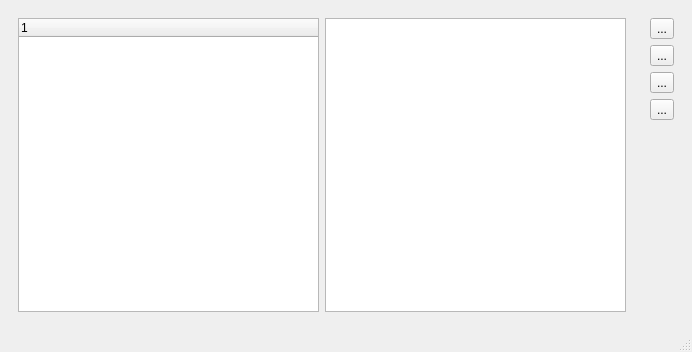
Qt form copya.ui (upupwrite/copya) before a commit.
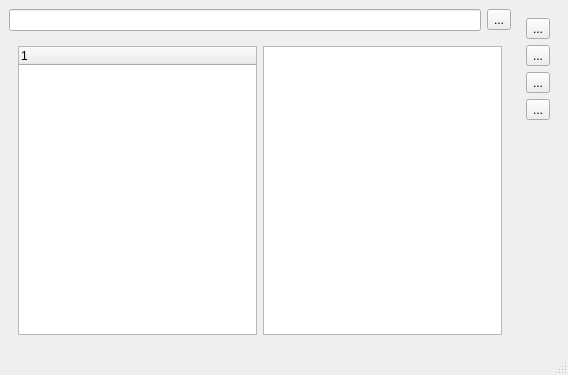
The same form after that commit.

Diff of the .ui file:
```diff
--- a/copya.ui
+++ b/copya.ui
@@ -6,8 +6,8 @@
    <rect>
     <x>0</x>
     <y>0</y>
-    <width>692</width>
-    <height>352</height>
+    <width>568</width>
+    <height>375</height>
    </rect>
   </property>
   <property name="windowTitle">
@@ -15,10 +15,10 @@
   </property>
   <widget class="QWidget" name="centralwidget">
    <layout class="QGridLayout" name="gridLayout_3">
-    <item row="0" column="0">
+    <item row="1" column="0" rowspan="2" colspan="2">
      <widget class="QWidget" name="widget_2" native="true">
       <layout class="QGridLayout" name="gridLayout_2">
-       <item row="0" column="0">
+       <item row="0" column="0" rowspan="2">
         <widget class="QTreeWidget" name="treeWidget">
          <column>
           <property name="text">
@@ -27,13 +27,23 @@
          </column>
         </widget>
        </item>
-       <item row="0" column="1">
+       <item row="0" column="1" rowspan="2">
         <widget class="QPlainTextEdit" name="plainTextEdit"/>
        </item>
       </layout>
      </widget>
     </item>
     <item row="0" column="1">
+     <widget class="QToolButton" name="searchButton">
+      <property name="text">
+       <string>...</string>
+      </property>
+     </widget>
+    </item>
+    <item row="0" column="0">
+     <widget class="QLineEdit" name="lineEdit"/>
+    </item>
+    <item row="0" column="2" rowspan="3">
      <widget class="QWidget" name="widget" native="true">
       <layout class="QGridLayout" name="gridLayout">
        <item row="3" column="0">
```
Left out of the diff: 2 changed lines with no effect on the pictures.
